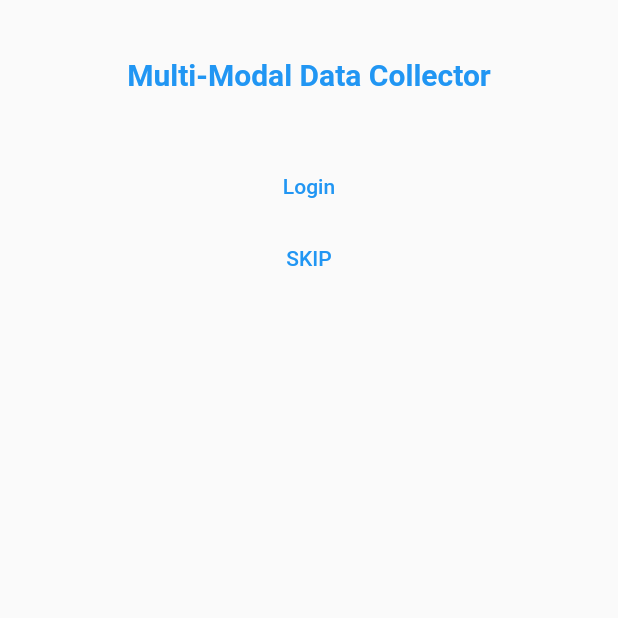
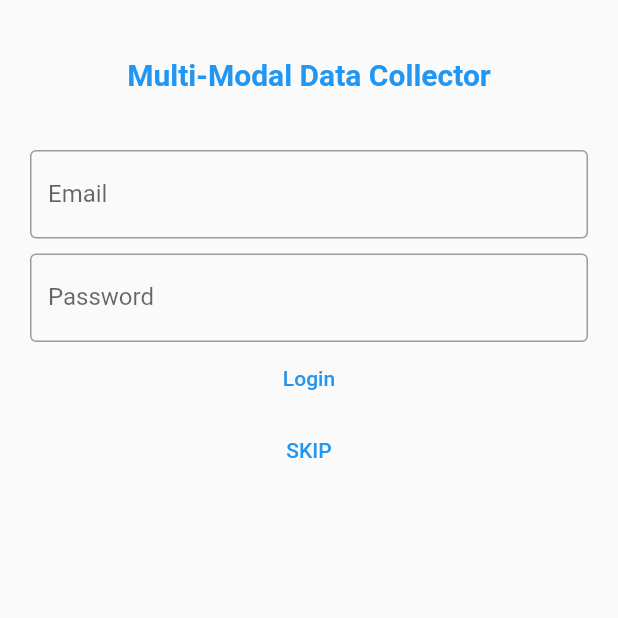
Before and after one commit to pranjal1805/datacollector-pranjal, a Flutter app: the screen it shows after launch, on a phone screen of 412 x 824 dp, the top half of it. Run offline on Flutter 3.47's test engine with Material 2 defaults, Android fonts, the light colour scheme and no system bars; our stand-ins replace awesome_notifications, camera, charts_flutter, curved_navigation_bar, dropdown_search, firebase_core and 5 more; missing offline and left inert: cron, drop_down_list, number_inc_dec, record, searchable_paginated_dropdown, simple_speed_dial; accounts and stored records are empty.

```diff
--- a/frontend/lib/screens/login.dart
+++ b/frontend/lib/screens/login.dart
@@ -23,7 +23,7 @@ class _LoginScreenState extends State<LoginScreen> {
       home: Scaffold(
         body: Container(
           margin: const EdgeInsets.only(left: 20.0, right: 20.0),
-          child: SafeArea(
+          child: SingleChildScrollView(
               child: Column(
             children: [
               SizedBox(
@@ -36,21 +36,21 @@ class _LoginScreenState extends State<LoginScreen> {
                   ),
                 ),
               ),
-              // TextField(
-              //   obscureText: true,
-              //   decoration: InputDecoration(
-              //     border: OutlineInputBorder(),
-              //     labelText: 'Email',
-              //   ),
-              // ),
-              // SizedBox(height: 10),
-              // TextField(
-              //   obscureText: true,
-              //   decoration: InputDecoration(
-              //     border: OutlineInputBorder(),
-              //     labelText: 'Password',
-              //   ),
-              // ),
+              TextField(
+                obscureText: true,
+                decoration: InputDecoration(
+                  border: OutlineInputBorder(),
+                  labelText: 'Email',
+                ),
+              ),
+              SizedBox(height: 10),
+              TextField(
+                obscureText: true,
+                decoration: InputDecoration(
+                  border: OutlineInputBorder(),
+                  labelText: 'Password',
+                ),
+              ),
               TextButton(
                 style: ButtonStyle(
                   foregroundColor:
--- a/frontend/lib/widgets/config.dart
+++ b/frontend/lib/widgets/config.dart
@@ -6,8 +6,8 @@ List<BoxShadow> shadowList = [
 ];
 
 List<Map> drawerItems = [
+  {'icon': Icons.home, 'title': 'Home'},
   {'icon': Icons.note_add, 'title': 'Tracker'},
-  {'icon': Icons.home, 'title': 'Home'},
   {'icon': Icons.doorbell, 'title': 'Reminders'},
   {'icon': Icons.watch, 'title': 'Devices'},
   {'icon': Icons.emoji_events_outlined, 'title': 'Achievements'},
```
Also changed, not shown: frontend/lib/new_ui/new_drawerscreen.dart (+12 -7 lines), 1 other file.
